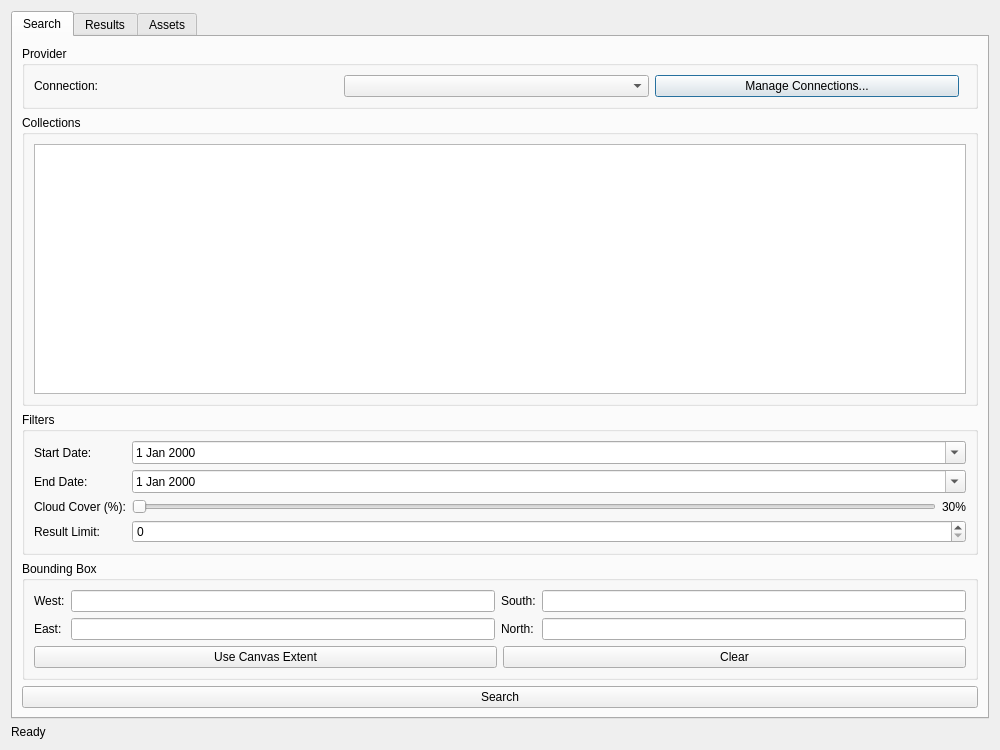
First picture: the form in ui/main_dialog.ui, repository Mirjan-Ali-Sha/open-geodata-browser, before the edit.
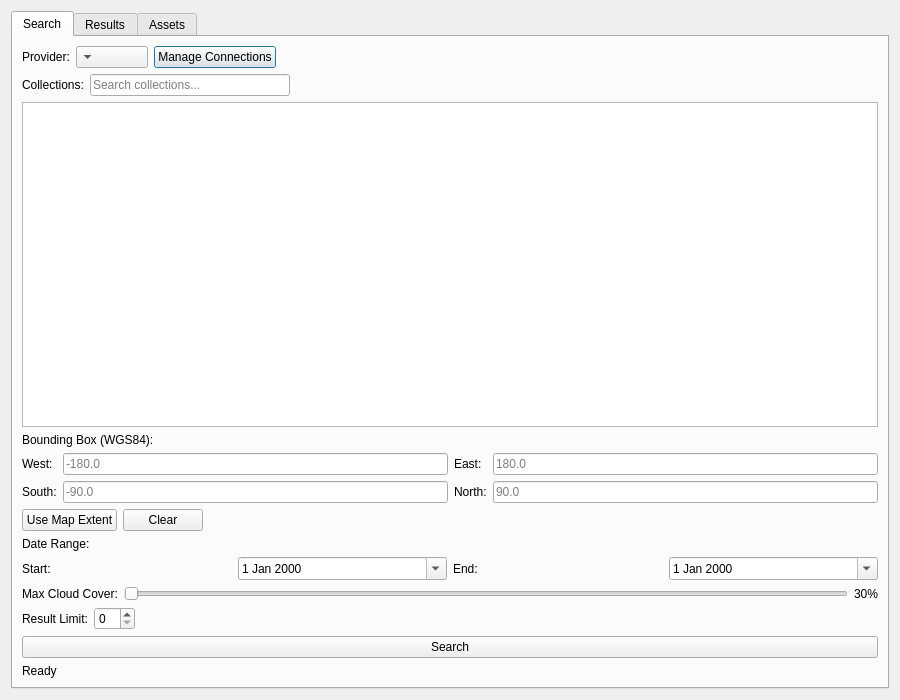
Second picture: the form after the edit.

```diff
--- a/ui/main_dialog.ui
+++ b/ui/main_dialog.ui
@@ -6,8 +6,8 @@
    <rect>
     <x>0</x>
     <y>0</y>
-    <width>1000</width>
-    <height>750</height>
+    <width>900</width>
+    <height>700</height>
    </rect>
   </property>
   <property name="windowTitle">
@@ -25,44 +25,90 @@
       </attribute>
       <layout class="QVBoxLayout" name="verticalLayout_2">
        <item>
-        <widget class="QGroupBox" name="providerGroup">
-         <property name="title">
-          <string>Provider</string>
-         </property>
-         <layout class="QHBoxLayout" name="horizontalLayout">
+        <layout class="QHBoxLayout" name="providerLayout">
           <item>
-           <widget class="QLabel" name="label">
+          <widget class="QLabel" name="providerLabel">
             <property name="text">
-             <string>Connection:</string>
+            <string>Provider:</string>
             </property>
            </widget>
           </item>
           <item>
-           <widget class="QComboBox" name="providerCombo"/>
+          <widget class="QComboBox" name="providerCombo">
+           <property name="layoutDirection">
+            <enum>Qt::RightToLeft</enum>
+           </property>
+          </widget>
           </item>
           <item>
            <widget class="QPushButton" name="manageConnectionsButton">
+           <property name="layoutDirection">
+            <enum>Qt::RightToLeft</enum>
+           </property>
             <property name="text">
-             <string>Manage Connections...</string>
+            <string>Manage Connections</string>
             </property>
            </widget>
           </item>
           <item>
-           <spacer name="horizontalSpacer">
+          <spacer name="providerSpacer">
             <property name="orientation">
              <enum>Qt::Horizontal</enum>
             </property>
+           <property name="sizeHint" stdset="0">
+            <size>
+             <width>40</width>
+             <height>20</height>
+            </size>
+           </property>
            </spacer>
           </item>
          </layout>
+       </item>
+       
+       <!-- Collections Header with Search Box -->
+       <item>
+        <layout class="QHBoxLayout" name="collectionsHeaderLayout">
+         <item>
+          <widget class="QLabel" name="collectionsLabel">
+           <property name="text">
+            <string>Collections:</string>
+           </property>
         </widget>
        </item>
        <item>
-        <widget class="QGroupBox" name="collectionsGroup">
-         <property name="title">
-          <string>Collections</string>
-         </property>
-         <layout class="QVBoxLayout" name="verticalLayout_3">
+          <widget class="QLineEdit" name="collectionSearchEdit">
+           <property name="maximumSize">
+            <size>
+             <width>200</width>
+             <height>16777215</height>
+            </size>
+           </property>
+           <property name="layoutDirection">
+            <enum>Qt::RightToLeft</enum>
+           </property>
+           <property name="placeholderText">
+            <string>Search collections...</string>
+           </property>
+          </widget>
+         </item>
+         <item>
+          <spacer name="collectionSearchSpacer">
+           <property name="orientation">
+            <enum>Qt::Horizontal</enum>
+           </property>
+           <property name="sizeHint" stdset="0">
+            <size>
+             <width>40</width>
+             <height>20</height>
+            </size>
+           </property>
+          </spacer>
+         </item>
+        </layout>
+       </item>
+       
+       <!-- Collections List -->
           <item>
            <widget class="QListWidget" name="collectionList">
             <property name="selectionMode">
@@ -70,133 +116,90 @@
             </property>
            </widget>
           </item>
-         </layout>
-        </widget>
-       </item>
+       
+       <!-- Bounding Box Section -->
        <item>
-        <widget class="QGroupBox" name="filtersGroup">
-         <property name="title">
-          <string>Filters</string>
-         </property>
-         <layout class="QGridLayout" name="gridLayout">
-          <item row="0" column="0">
-           <widget class="QLabel" name="label_2">
+        <widget class="QLabel" name="bboxLabel">
             <property name="text">
-             <string>Start Date:</string>
+          <string>Bounding Box (WGS84):</string>
             </property>
            </widget>
           </item>
-          <item row="0" column="1">
-           <widget class="QDateEdit" name="startDateEdit">
-            <property name="calendarPopup">
-             <bool>true</bool>
-            </property>
-           </widget>
-          </item>
-          <item row="1" column="0">
-           <widget class="QLabel" name="label_3">
-            <property name="text">
-             <string>End Date:</string>
-            </property>
-           </widget>
-          </item>
-          <item row="1" column="1">
-           <widget class="QDateEdit" name="endDateEdit">
-            <property name="calendarPopup">
-             <bool>true</bool>
-            </property>
-           </widget>
-          </item>
-          <item row="2" column="0">
-           <widget class="QLabel" name="label_4">
-            <property name="text">
-             <string>Cloud Cover (%):</string>
-            </property>
-           </widget>
-          </item>
-          <item row="2" column="1">
-           <layout class="QHBoxLayout" name="horizontalLayout_2">
             <item>
-             <widget class="QSlider" name="cloudCoverSlider">
-              <property name="orientation">
-               <enum>Qt::Horizontal</enum>
-              </property>
-             </widget>
-            </item>
-            <item>
-             <widget class="QLabel" name="cloudCoverLabel">
-              <property name="text">
-               <string>30%</string>
-              </property>
-             </widget>
-            </item>
-           </layout>
-          </item>
-          <item row="3" column="0">
-           <widget class="QLabel" name="label_5">
-            <property name="text">
-             <string>Result Limit:</string>
-            </property>
-           </widget>
-          </item>
-          <item row="3" column="1">
-           <widget class="QSpinBox" name="limitSpinBox"/>
-          </item>
-         </layout>
-        </widget>
-       </item>
-       <item>
-        <widget class="QGroupBox" name="bboxGroup">
-         <property name="title">
-          <string>Bounding Box</string>
-         </property>
-         <layout class="QGridLayout" name="gridLayout_2">
+        <layout class="QGridLayout" name="bboxLayout">
+         <!-- West Coordinate -->
           <item row="0" column="0">
-           <widget class="QLabel" name="label_6">
+          <widget class="QLabel" name="westLabel">
             <property name="text">
              <string>West:</string>
             </property>
            </widget>
           </item>
           <item row="0" column="1">
-           <widget class="QLineEdit" name="bboxWestEdit"/>
-          </item>
-          <item row="0" column="2">
-           <widget class="QLabel" name="label_7">
-            <property name="text">
-             <string>South:</string>
+          <widget class="QLineEdit" name="bboxWestEdit">
+           <property name="placeholderText">
+            <string>-180.0</string>
             </property>
            </widget>
           </item>
-          <item row="0" column="3">
-           <widget class="QLineEdit" name="bboxSouthEdit"/>
-          </item>
-          <item row="1" column="0">
-           <widget class="QLabel" name="label_8">
+         
+         <!-- East Coordinate -->
+         <item row="0" column="2">
+          <widget class="QLabel" name="eastLabel">
             <property name="text">
              <string>East:</string>
             </property>
            </widget>
           </item>
+         <item row="0" column="3">
+          <widget class="QLineEdit" name="bboxEastEdit">
+           <property name="placeholderText">
+            <string>180.0</string>
+           </property>
+          </widget>
+         </item>
+         
+         <!-- South Coordinate -->
+         <item row="1" column="0">
+          <widget class="QLabel" name="southLabel">
+           <property name="text">
+            <string>South:</string>
+           </property>
+          </widget>
+         </item>
           <item row="1" column="1">
-           <widget class="QLineEdit" name="bboxEastEdit"/>
-          </item>
+          <widget class="QLineEdit" name="bboxSouthEdit">
+           <property name="placeholderText">
+            <string>-90.0</string>
+           </property>
+          </widget>
+         </item>
+         
+         <!-- North Coordinate -->
           <item row="1" column="2">
-           <widget class="QLabel" name="label_9">
+          <widget class="QLabel" name="northLabel">
             <property name="text">
              <string>North:</string>
             </property>
            </widget>
           </item>
           <item row="1" column="3">
-           <widget class="QLineEdit" name="bboxNorthEdit"/>
-          </item>
-          <item row="2" column="0" colspan="4">
-           <layout class="QHBoxLayout" name="horizontalLayout_3">
+          <widget class="QLineEdit" name="bboxNorthEdit">
+           <property name="placeholderText">
+            <string>90.0</string>
+           </property>
+          </widget>
+         </item>
+        </layout>
+       </item>
+       
+       <!-- Bounding Box Buttons -->
+       <item>
+        <layout class="QHBoxLayout" name="bboxButtonLayout">
             <item>
              <widget class="QPushButton" name="useBBoxButton">
               <property name="text">
-               <string>Use Canvas Extent</string>
+            <string>Use Map Extent</string>
               </property>
              </widget>
             </item>
@@ -207,13 +210,120 @@
               </property>
              </widget>
             </item>
-           </layout>
-          </item>
-         </layout>
+         <item>
+          <spacer name="bboxSpacer">
+           <property name="orientation">
+            <enum>Qt::Horizontal</enum>
+           </property>
+           <property name="sizeHint" stdset="0">
+            <size>
+             <width>40</width>
+             <height>20</height>
+            </size>
+           </property>
+          </spacer>
+         </item>
+        </layout>
+       </item>
+       
+       <!-- Date Range Section -->
+       <item>
+        <widget class="QLabel" name="dateLabel">
+         <property name="text">
+          <string>Date Range:</string>
+         </property>
+        </widget>
+       </item>
+       <item>
+        <layout class="QHBoxLayout" name="dateLayout">
+         <item>
+          <widget class="QLabel" name="startDateLabel">
+           <property name="text">
+            <string>Start:</string>
+           </property>
+          </widget>
+         </item>
+         <item>
+          <widget class="QDateEdit" name="startDateEdit">
+           <property name="calendarPopup">
+            <bool>true</bool>
+           </property>
+          </widget>
+         </item>
+         <item>
+          <widget class="QLabel" name="endDateLabel">
+           <property name="text">
+            <string>End:</string>
+           </property>
+          </widget>
+         </item>
+         <item>
+          <widget class="QDateEdit" name="endDateEdit">
+           <property name="calendarPopup">
+            <bool>true</bool>
+           </property>
+          </widget>
+         </item>
+        </layout>
+       </item>
+       
+       <!-- Cloud Cover Slider -->
+       <item>
+        <layout class="QHBoxLayout" name="cloudLayout">
+         <item>
+          <widget class="QLabel" name="cloudCoverTextLabel">
+           <property name="text">
+            <string>Max Cloud Cover:</string>
+           </property>
         </widget>
        </item>
        <item>
-        <layout class="QHBoxLayout" name="horizontalLayout_4">
+          <widget class="QSlider" name="cloudCoverSlider">
+           <property name="orientation">
+            <enum>Qt::Horizontal</enum>
+           </property>
+          </widget>
+         </item>
+         <item>
+          <widget class="QLabel" name="cloudCoverLabel">
+           <property name="text">
+            <string>30%</string>
+           </property>
+          </widget>
+         </item>
+        </layout>
+       </item>
+       
+       <!-- Result Limit -->
+       <item>
+        <layout class="QHBoxLayout" name="limitLayout">
+         <item>
+          <widget class="QLabel" name="limitLabel">
+           <property name="text">
+            <string>Result Limit:</string>
+           </property>
+          </widget>
+         </item>
+         <item>
+          <widget class="QSpinBox" name="limitSpinBox"/>
+         </item>
+         <item>
+          <spacer name="limitSpacer">
+           <property name="orientation">
+            <enum>Qt::Horizontal</enum>
+           </property>
+           <property name="sizeHint" stdset="0">
+            <size>
+             <width>40</width>
+             <height>20</height>
+            </size>
+           </property>
+          </spacer>
+         </item>
+        </layout>
+       </item>
+       
+       <!-- Search Button -->
          <item>
           <widget class="QPushButton" name="searchButton">
            <property name="text">
@@ -221,8 +331,16 @@
            </property>
           </widget>
          </item>
-        </layout>
+       
+       <!-- Status Label -->
+       <item>
+        <widget class="QLabel" name="statusLabel">
+         <property name="text">
+          <string>Ready</string>
+         </property>
+        </widget>
        </item>
+       
       </layout>
      </widget>
      <widget class="QWidget" name="resultsTab">
@@ -393,13 +511,6 @@
      </widget>
     </widget>
    </item>
-   <item>
-    <widget class="QLabel" name="statusLabel">
-     <property name="text">
-      <string>Ready</string>
-     </property>
-    </widget>
-   </item>
   </layout>
  </widget>
  <resources/>
```
Left out of the diff: 149 changed lines with no effect on the pictures. Lines whose indentation alone changed are shown as unchanged.
